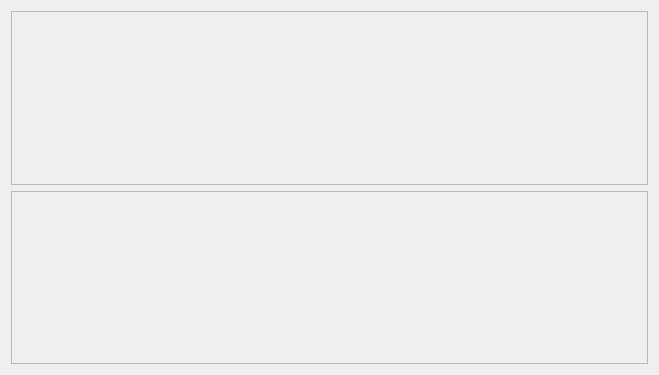
Qt form compositorpane.ui (strattonbrazil/recife) before a commit.
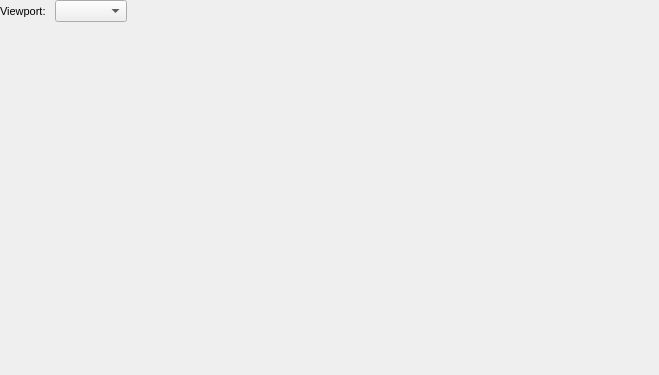
The same form after that commit.

Commit message: More updates on getting the viewport rendered and UI laid out

The edit to the form file:
```diff
--- a/compositorpane.ui
+++ b/compositorpane.ui
@@ -14,21 +14,110 @@
    <string>Form</string>
   </property>
   <layout class="QVBoxLayout" name="verticalLayout">
+   <property name="leftMargin">
+    <number>0</number>
+   </property>
+   <property name="topMargin">
+    <number>0</number>
+   </property>
+   <property name="rightMargin">
+    <number>0</number>
+   </property>
+   <property name="bottomMargin">
+    <number>0</number>
+   </property>
+   <item>
+    <widget class="QFrame" name="frame">
+     <property name="frameShape">
+      <enum>QFrame::NoFrame</enum>
+     </property>
+     <property name="frameShadow">
+      <enum>QFrame::Raised</enum>
+     </property>
+     <layout class="QHBoxLayout" name="horizontalLayout">
+      <property name="leftMargin">
+       <number>0</number>
+      </property>
+      <property name="topMargin">
+       <number>0</number>
+      </property>
+      <property name="rightMargin">
+       <number>0</number>
+      </property>
+      <property name="bottomMargin">
+       <number>0</number>
+      </property>
+      <item>
+       <widget class="QLabel" name="label">
+        <property name="font">
+         <font>
+          <pointsize>8</pointsize>
+         </font>
+        </property>
+        <property name="text">
+         <string>Viewport: </string>
+        </property>
+       </widget>
+      </item>
+      <item>
+       <widget class="QComboBox" name="viewportCombo">
+        <property name="font">
+         <font>
+          <pointsize>8</pointsize>
+         </font>
+        </property>
+       </widget>
+      </item>
+      <item>
+       <spacer name="horizontalSpacer">
+        <property name="orientation">
+         <enum>Qt::Horizontal</enum>
+        </property>
+        <property name="sizeHint" stdset="0">
+         <size>
+          <width>40</width>
+          <height>20</height>
+         </size>
+        </property>
+       </spacer>
+      </item>
+     </layout>
+    </widget>
+   </item>
    <item>
     <widget class="QFrame" name="renderingFrame">
+     <property name="sizePolicy">
+      <sizepolicy hsizetype="Preferred" vsizetype="Expanding">
+       <horstretch>0</horstretch>
+       <verstretch>0</verstretch>
+      </sizepolicy>
+     </property>
      <property name="frameShape">
-      <enum>QFrame::StyledPanel</enum>
+      <enum>QFrame::NoFrame</enum>
      </property>
      <property name="frameShadow">
       <enum>QFrame::Raised</enum>
      </property>
-     <layout class="QVBoxLayout" name="verticalLayout_2"/>
+     <layout class="QVBoxLayout" name="verticalLayout_2">
+      <property name="leftMargin">
+       <number>0</number>
+      </property>
+      <property name="topMargin">
+       <number>0</number>
+      </property>
+      <property name="rightMargin">
+       <number>0</number>
+      </property>
+      <property name="bottomMargin">
+       <number>0</number>
+      </property>
+     </layout>
     </widget>
    </item>
    <item>
     <widget class="QFrame" name="frame_2">
      <property name="sizePolicy">
-      <sizepolicy hsizetype="Preferred" vsizetype="Minimum">
+      <sizepolicy hsizetype="Preferred" vsizetype="Preferred">
        <horstretch>0</horstretch>
        <verstretch>0</verstretch>
       </sizepolicy>
```
The commit also changes 18 other files.
